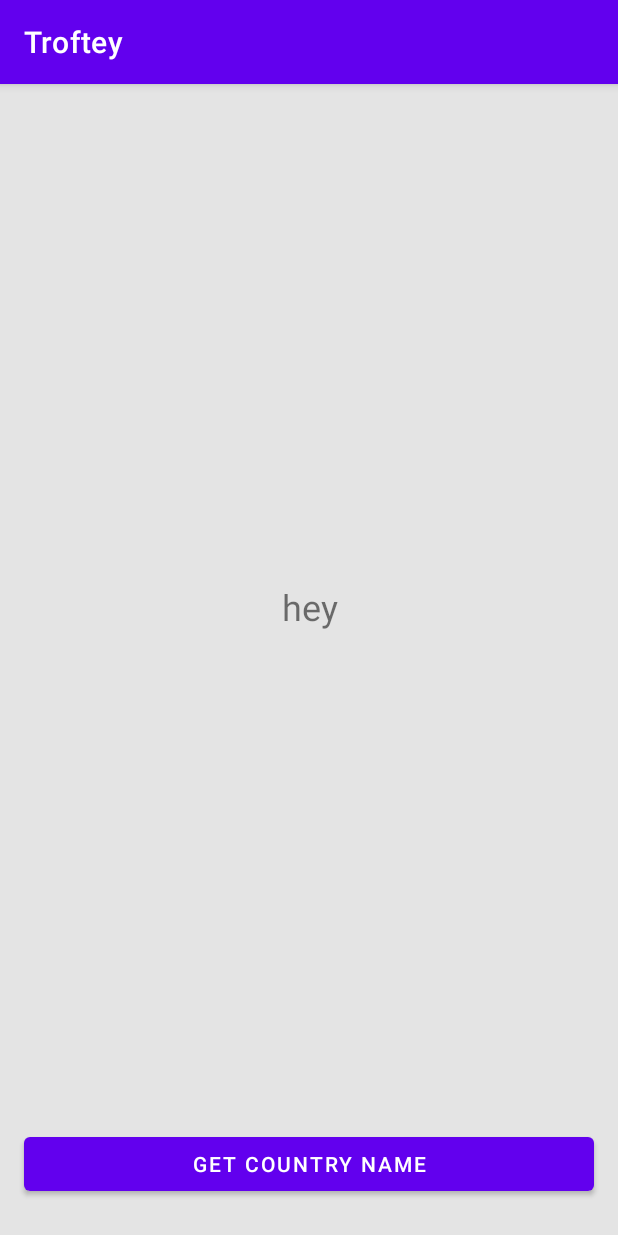
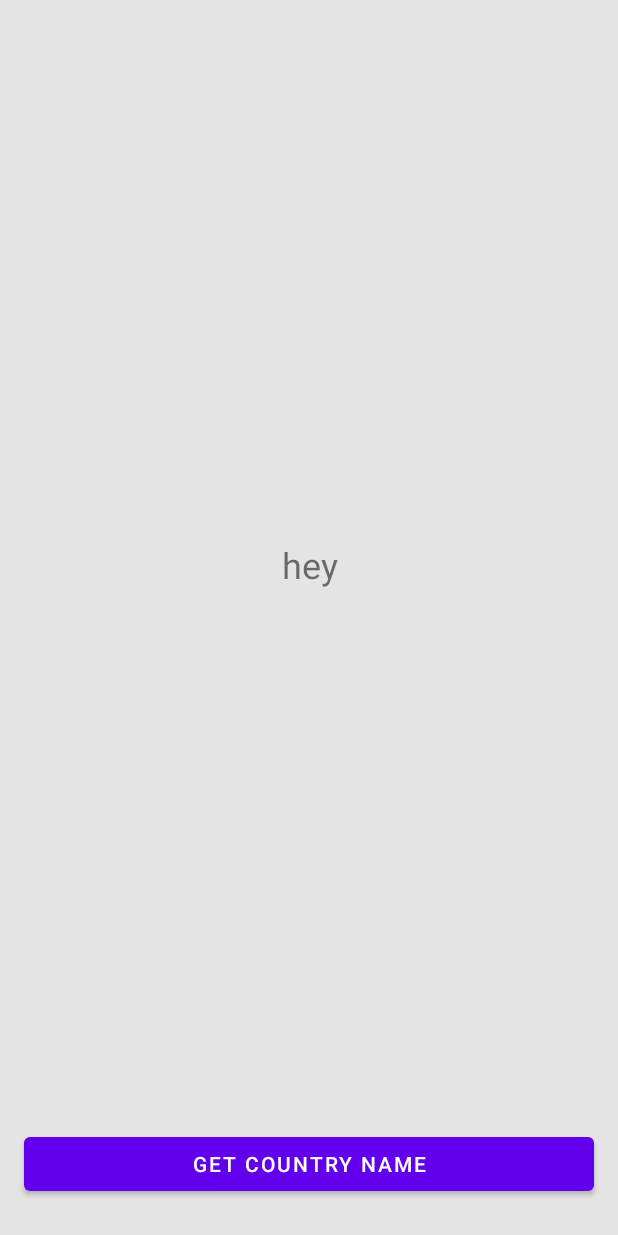
Before and after one commit to Nugwxa/Troftey, an Android app: the screen it shows after launch (MainActivity), on a phone screen of 412 x 824 dp. Run offline under Robolectric (Android 15) with nearby library versions, the phone set to English and light mode, and no system bars.

```diff
--- a/app/src/main/java/com/havorstudios/troftey/MainActivity.java
+++ b/app/src/main/java/com/havorstudios/troftey/MainActivity.java
@@ -36,6 +36,8 @@ public class MainActivity extends AppCompatActivity implements LocationListener
     protected void onCreate(Bundle savedInstanceState) {
         super.onCreate(savedInstanceState);
         setContentView(R.layout.activity_main);
+
+        getSupportActionBar().hide();
 
         // Initialize UI components
         btnGetCountry = findViewById(R.id.btnGetCountry);
--- a/app/src/main/res/layout/activity_splash.xml
+++ b/app/src/main/res/layout/activity_splash.xml
@@ -12,7 +12,7 @@
         android:id="@+id/splashImg"
         android:layout_width="wrap_content"
         android:layout_height="wrap_content"
-        android:src="@drawable/Troftey_Black"
+        android:src="@drawable/troftey_black"
         app:layout_constraintBottom_toBottomOf="parent"
         app:layout_constraintEnd_toEndOf="parent"
         app:layout_constraintStart_toStartOf="parent"
```
Also changed, not shown: app/src/main/res/drawable-hdpi/troftey_letter_black.png (renamed from app/src/main/res/drawable-hdpi/Troftey_Letter(Black).png), app/src/main/res/drawable-ldpi/troftey_letter_black.png (renamed from app/src/main/res/drawable-ldpi/Troftey_Letter(Black).png), app/src/main/res/drawable-mdpi/troftey_letter_black.png (renamed from app/src/main/res/drawable-mdpi/Troftey_Letter(Black).png), app/src/main/res/drawable-xhdpi/troftey_letter_black.png (renamed from app/src/main/res/drawable-xhdpi/Troftey_Letter(Black).png), app/src/main/res/drawable-xxhdpi/troftey_letter_black.png (renamed from app/src/main/res/drawable-xxhdpi/Troftey_Letter(Black).png), app/src/main/res/drawable-xxxhdpi/troftey_letter_black.png (renamed from app/src/main/res/drawable-xxxhdpi/Troftey_Letter(Black).png).
